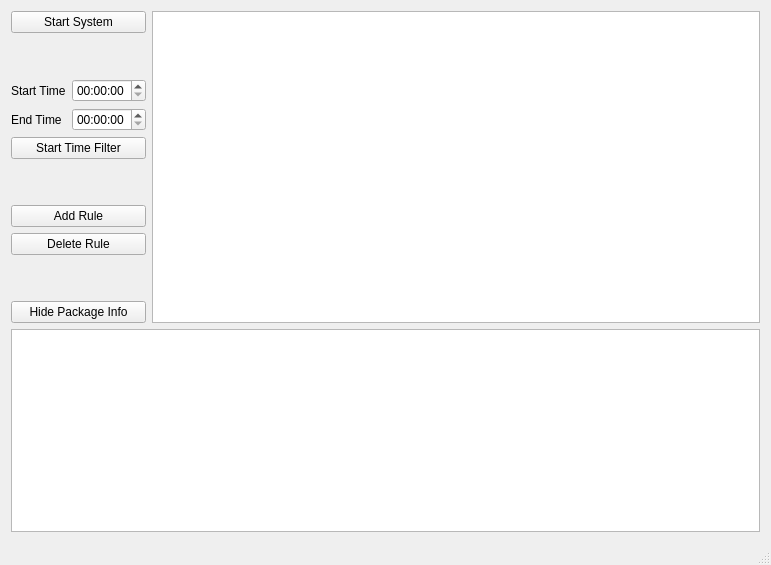
This is firewall/mainwindow.ui in RazorK/packet-filtering-firewall as Qt 5 draws it before an edit. The edited form follows.
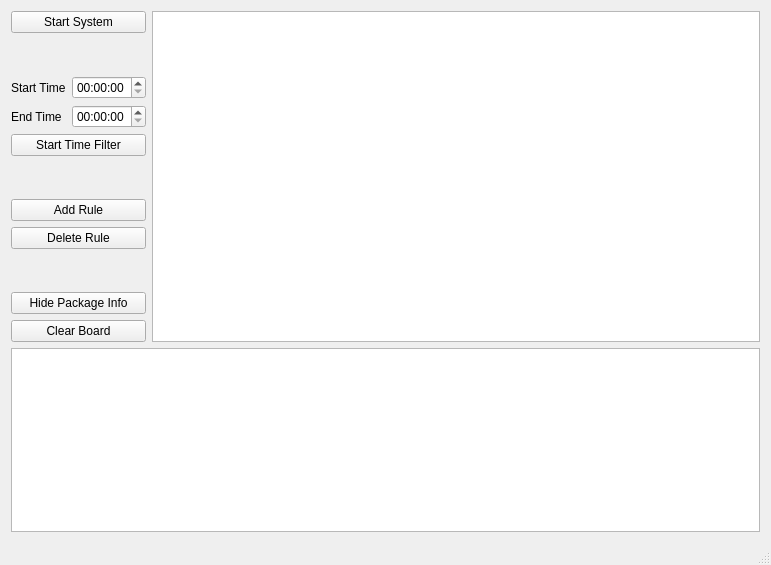
This is the edited form.

Diff of the .ui file:
```diff
--- a/firewall/mainwindow.ui
+++ b/firewall/mainwindow.ui
@@ -139,6 +139,13 @@
             </property>
            </widget>
           </item>
+          <item>
+           <widget class="QPushButton" name="clearButton">
+            <property name="text">
+             <string>Clear Board</string>
+            </property>
+           </widget>
+          </item>
          </layout>
         </item>
        </layout>
```
